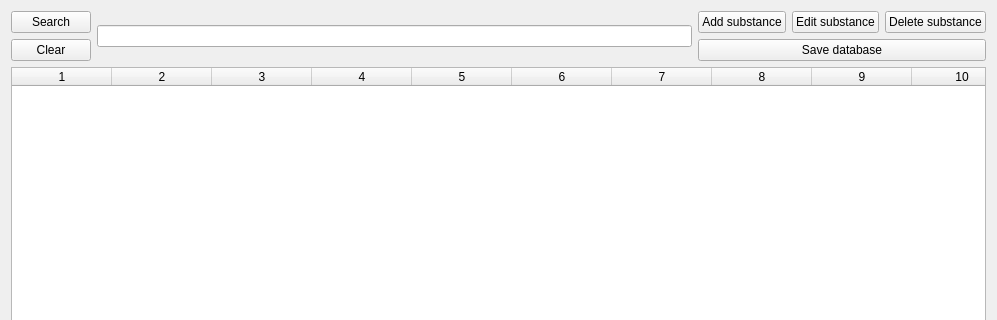
This is designer/db_ui.ui in marcusbfs/Sindri as Qt 5 draws it before an edit; both pictures show x 0 to 997 and y 0 to 320 of the 997 by 640 pixel window. The edited form follows.
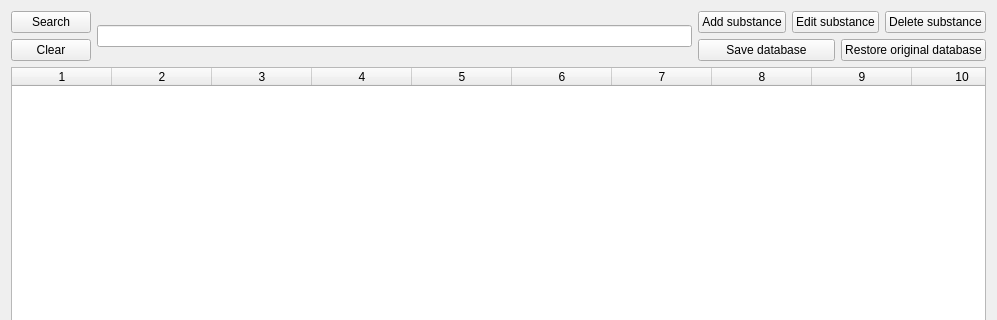
This is the edited form.

The edit to the form file:
```diff
--- a/designer/db_ui.ui
+++ b/designer/db_ui.ui
@@ -19,9 +19,11 @@
   <property name="windowTitle">
    <string>Database</string>
   </property>
+  <layout class="QVBoxLayout" name="verticalLayout_4">
+   <item>
   <layout class="QVBoxLayout" name="verticalLayout_3">
    <item>
-    <layout class="QHBoxLayout" name="horizontalLayout_3">
+      <layout class="QHBoxLayout" name="horizontalLayout_4">
      <item>
       <layout class="QHBoxLayout" name="horizontalLayout">
        <item>
@@ -75,12 +77,23 @@
         </layout>
        </item>
        <item>
+          <layout class="QHBoxLayout" name="horizontalLayout_3">
+           <item>
         <widget class="QPushButton" name="btn_save_db">
          <property name="text">
           <string>Save database</string>
          </property>
         </widget>
        </item>
+           <item>
+            <widget class="QPushButton" name="pushButton_5">
+             <property name="text">
+              <string>Restore original database</string>
+             </property>
+            </widget>
+           </item>
+          </layout>
+         </item>
       </layout>
      </item>
     </layout>
@@ -156,6 +169,8 @@
     </widget>
    </item>
   </layout>
+   </item>
+  </layout>
  </widget>
  <resources/>
  <connections>
```
Left out of the diff: 36 changed lines with no effect on the pictures. Lines whose indentation alone changed are shown as unchanged.
